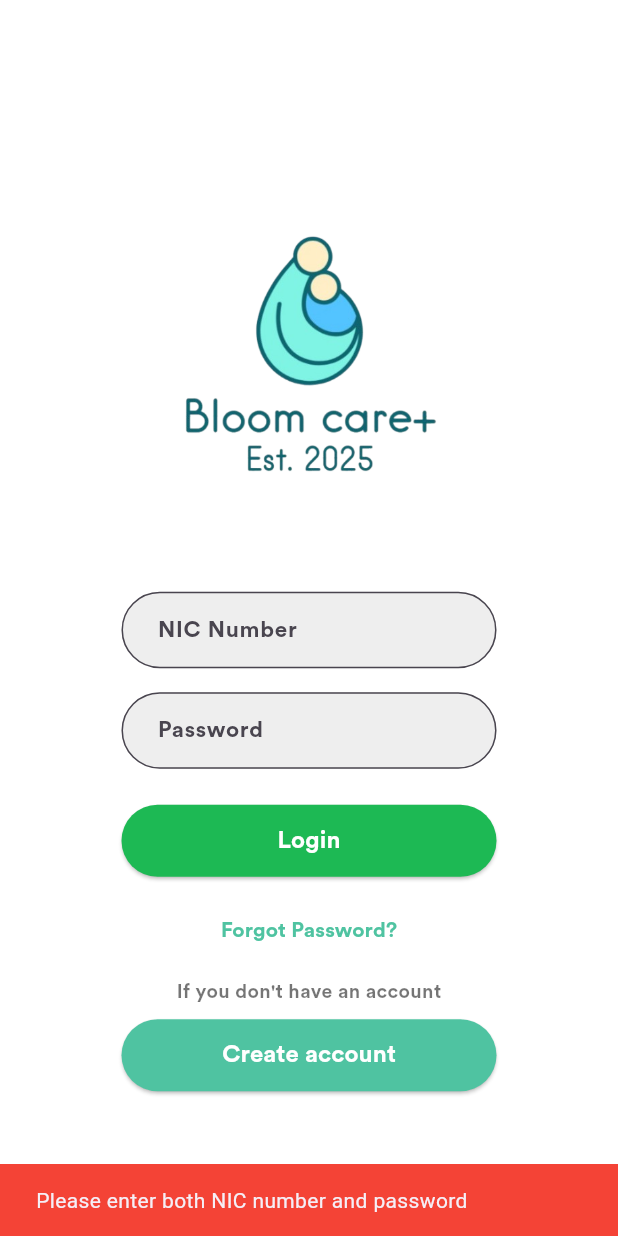
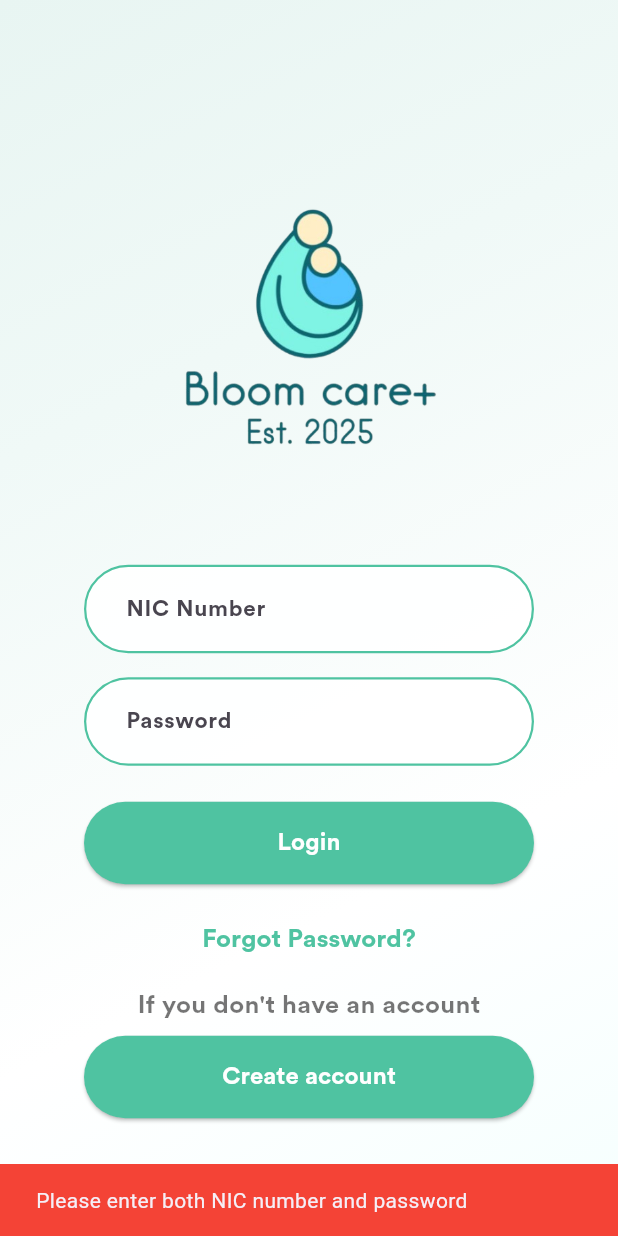
Before and after one commit to MohanathasThujeeban/maternal_health, a Flutter app: the screen it shows after launch, after a tap on "Login", on a phone screen of 412 x 824 dp. Run offline on Flutter 3.47's test engine with Material 3 defaults, Android fonts, the phone set to English and light mode, and no system bars.

Commit message:
some color chnages

```diff
--- a/lib/features/auth/screens/login_screen.dart
+++ b/lib/features/auth/screens/login_screen.dart
@@ -54,7 +54,7 @@ class _LoginScreenState extends State<LoginScreen> {
         ScaffoldMessenger.of(context).showSnackBar(
           SnackBar(
             content: Text('Welcome back! ${result['message']}'),
-            backgroundColor: Colors.green,
+            backgroundColor: const Color(0xFF4FC3A1),
           ),
         );
 
@@ -91,8 +91,21 @@ class _LoginScreenState extends State<LoginScreen> {
   @override
   Widget build(BuildContext context) {
     return Scaffold(
-      backgroundColor: Colors.white,
-      body: Stack(
+      body: Container(
+        decoration: const BoxDecoration(
+          gradient: LinearGradient(
+            begin: Alignment.topLeft,
+            end: Alignment.bottomRight,
+            colors: [
+              Color(0xFFE8F5F2), // Light mint
+              Color(0xFFF0F9F7), // Very light mint
+              Color(0xFFFFFFFF), // White
+              Color(0xFFF5FFFE), // Almost white with hint of mint
+            ],
+            stops: [0.0, 0.3, 0.7, 1.0],
+          ),
+        ),
+        child: Stack(
           children: [
             Center(
               child: SingleChildScrollView(
@@ -120,8 +133,9 @@ class _LoginScreenState extends State<LoginScreen> {
                     _RoundedButton(
                       text: isLoading ? 'Logging in...' : 'Login',
                       onPressed: isLoading ? () {} : _handleLogin,
+                      color: const Color(0xFF4FC3A1),
                     ),
-                  const SizedBox(height: 12),
+                    const SizedBox(height: 13),
 
                     // Forgot Password button
                     TextButton(
@@ -137,7 +151,7 @@ class _LoginScreenState extends State<LoginScreen> {
                         'Forgot Password?',
                         style: TextStyle(
                           fontFamily: 'SpotifyCircular',
-                        fontSize: 14,
+                          fontSize: 17,
                           color: Color(0xFF4FC3A1),
                           fontWeight: FontWeight.w500,
                         ),
@@ -150,7 +164,7 @@ class _LoginScreenState extends State<LoginScreen> {
                       "If you don't have an account",
                       style: TextStyle(
                         fontFamily: 'SpotifyCircular',
-                      fontSize: 13,
+                        fontSize: 17,
                         color: Colors.black54,
                       ),
                     ),
@@ -178,6 +192,7 @@ class _LoginScreenState extends State<LoginScreen> {
             ),
           ],
         ),
+      ),
     );
   }
 }
@@ -196,22 +211,30 @@ class _RoundedTextField extends StatelessWidget {
   @override
   Widget build(BuildContext context) {
     return SizedBox(
-      width: 250,
+      width: 300,
       child: TextField(
         controller: controller,
         obscureText: obscure,
         decoration: InputDecoration(
           hintText: hint,
           contentPadding: const EdgeInsets.symmetric(
-            vertical: 14,
-            horizontal: 20,
+            vertical: 18,
+            horizontal: 24,
           ),
           border: OutlineInputBorder(
             borderRadius: BorderRadius.circular(30),
-            borderSide: const BorderSide(color: Color(0xFF4FC3A1)),
+            borderSide: const BorderSide(color: Color(0xFF4FC3A1), width: 1.5),
+          ),
+          enabledBorder: OutlineInputBorder(
+            borderRadius: BorderRadius.circular(30),
+            borderSide: const BorderSide(color: Color(0xFF4FC3A1), width: 1.5),
+          ),
+          focusedBorder: OutlineInputBorder(
+            borderRadius: BorderRadius.circular(30),
+            borderSide: const BorderSide(color: Color(0xFF4FC3A1), width: 2.0),
           ),
           filled: true,
-          fillColor: Colors.grey[200],
+          fillColor: Colors.white.withOpacity(0.9),
         ),
         style: const TextStyle(fontFamily: 'SpotifyCircular', fontSize: 15),
       ),
@@ -233,8 +256,8 @@ class _RoundedButton extends StatelessWidget {
   @override
   Widget build(BuildContext context) {
     return SizedBox(
-      width: 250,
-      height: 48,
+      width: 300,
+      height: 55,
       child: ElevatedButton(
         style: ElevatedButton.styleFrom(
           backgroundColor: color,
```
Lines whose indentation alone changed are shown as unchanged.
